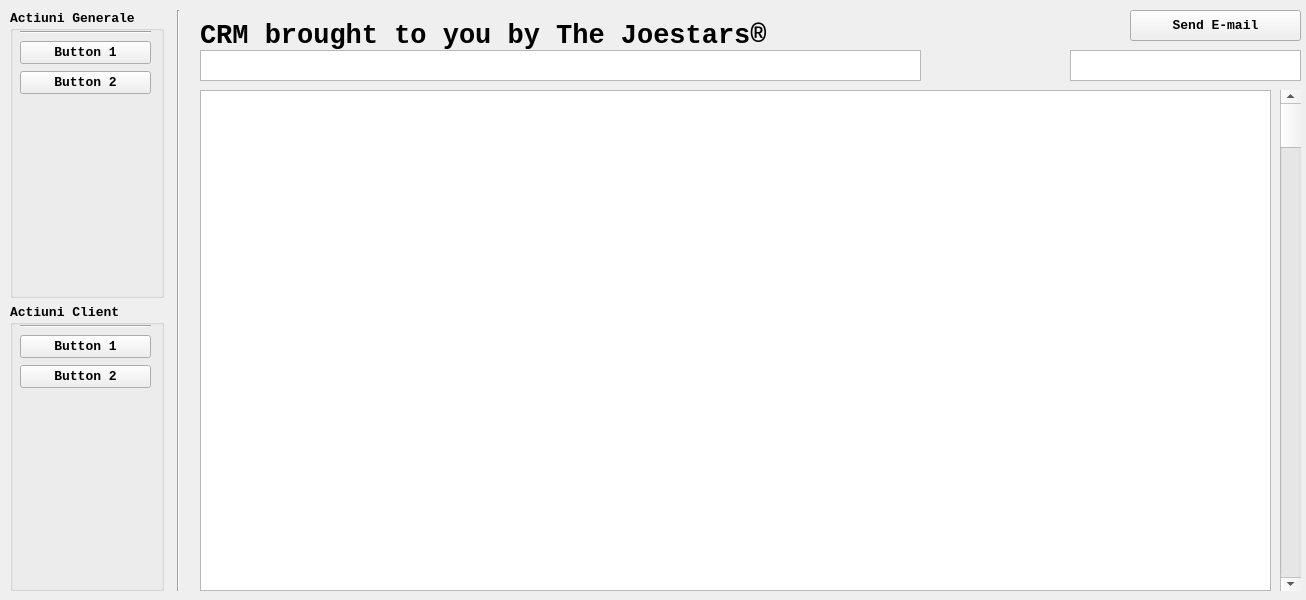
First picture: the form in ui/MainInterface.ui, repository GabyUnalaq/UNI_CRM_Project, before the edit.
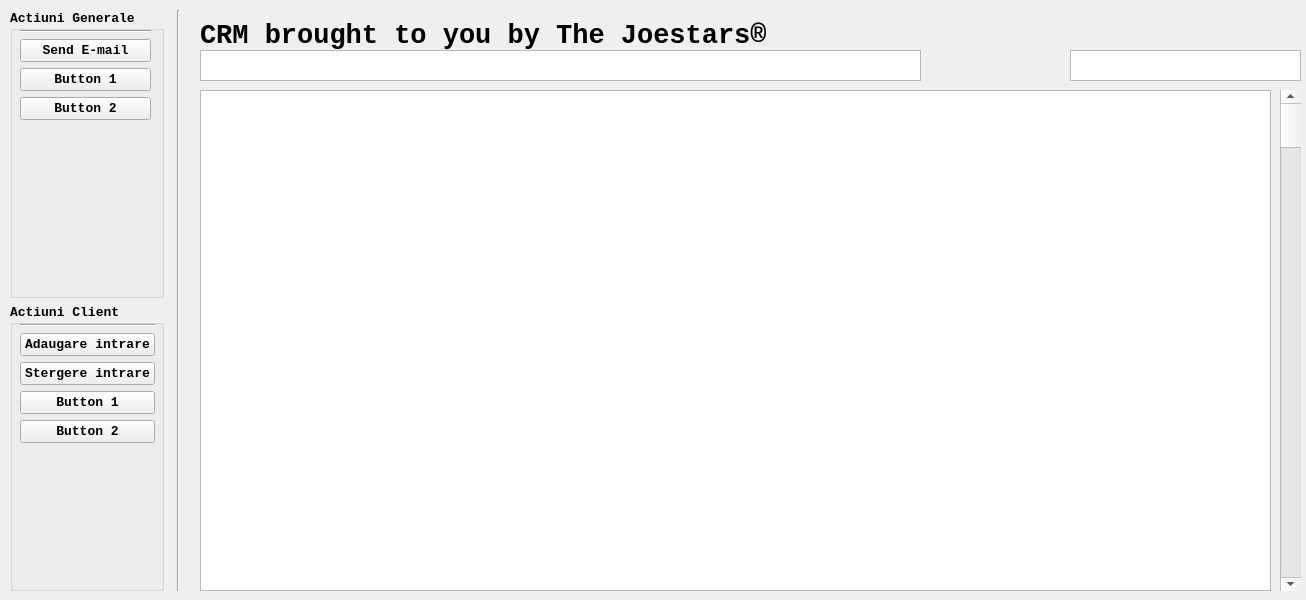
Second picture: the form after the edit.

The edit to the form file:
```diff
--- a/ui/MainInterface.ui
+++ b/ui/MainInterface.ui
@@ -149,7 +149,7 @@
          <x>10</x>
          <y>20</y>
          <width>131</width>
-         <height>65</height>
+         <height>92</height>
         </rect>
        </property>
        <layout class="QVBoxLayout" name="Qvert_layout_general">
@@ -160,6 +160,13 @@
           </property>
          </widget>
         </item>
+        <item>
+         <widget class="QPushButton" name="Qbutton_general_email">
+          <property name="text">
+           <string>Send E-mail</string>
+          </property>
+         </widget>
+        </item>
         <item>
          <widget class="QPushButton" name="Qbutton_general_1">
           <property name="font">
@@ -218,8 +225,8 @@
         <rect>
          <x>10</x>
          <y>20</y>
-         <width>131</width>
-         <height>65</height>
+         <width>135</width>
+         <height>121</height>
         </rect>
        </property>
        <layout class="QVBoxLayout" name="Qvert_layout_client">
@@ -230,6 +237,42 @@
           </property>
          </widget>
         </item>
+        <item>
+         <widget class="QPushButton" name="Qbutton_client_add">
+          <property name="font">
+           <font>
+            <family>Courier New</family>
+            <pointsize>10</pointsize>
+            <weight>75</weight>
+            <bold>true</bold>
+           </font>
+          </property>
+          <property name="cursor">
+           <cursorShape>PointingHandCursor</cursorShape>
+          </property>
+          <property name="text">
+           <string>Adaugare intrare</string>
+          </property>
+         </widget>
+        </item>
+        <item>
+         <widget class="QPushButton" name="Qbutton_client_del">
+          <property name="font">
+           <font>
+            <family>Courier New</family>
+            <pointsize>10</pointsize>
+            <weight>75</weight>
+            <bold>true</bold>
+           </font>
+          </property>
+          <property name="cursor">
+           <cursorShape>PointingHandCursor</cursorShape>
+          </property>
+          <property name="text">
+           <string>Stergere intrare</string>
+          </property>
+         </widget>
+        </item>
         <item>
          <widget class="QPushButton" name="Qbutton_client_1">
           <property name="font">
@@ -272,19 +315,6 @@
     </item>
    </layout>
   </widget>
-  <widget class="QPushButton" name="QEmailButton">
-   <property name="geometry">
-    <rect>
-     <x>1130</x>
-     <y>10</y>
-     <width>171</width>
-     <height>31</height>
-    </rect>
-   </property>
-   <property name="text">
-    <string>Send E-mail</string>
-   </property>
-  </widget>
  </widget>
  <resources/>
  <connections/>
```
